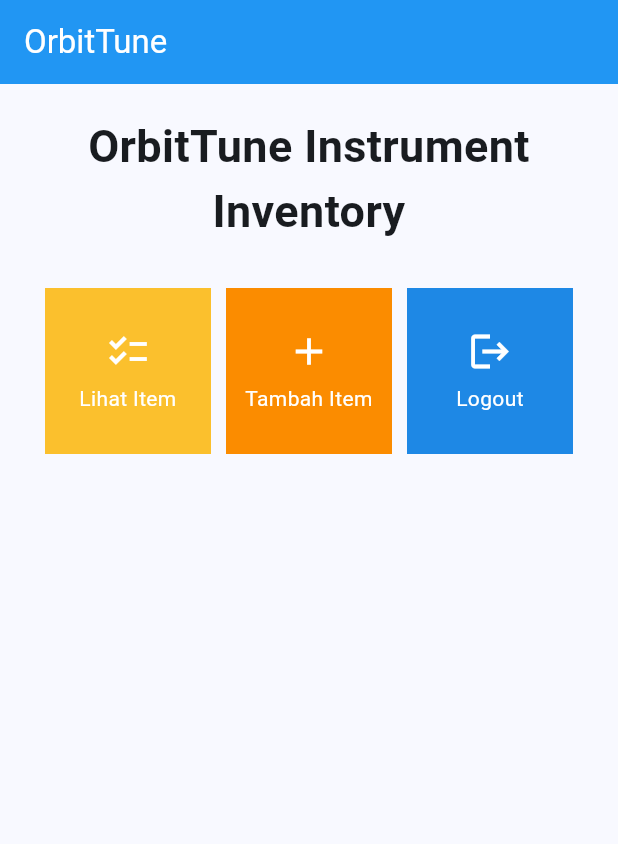
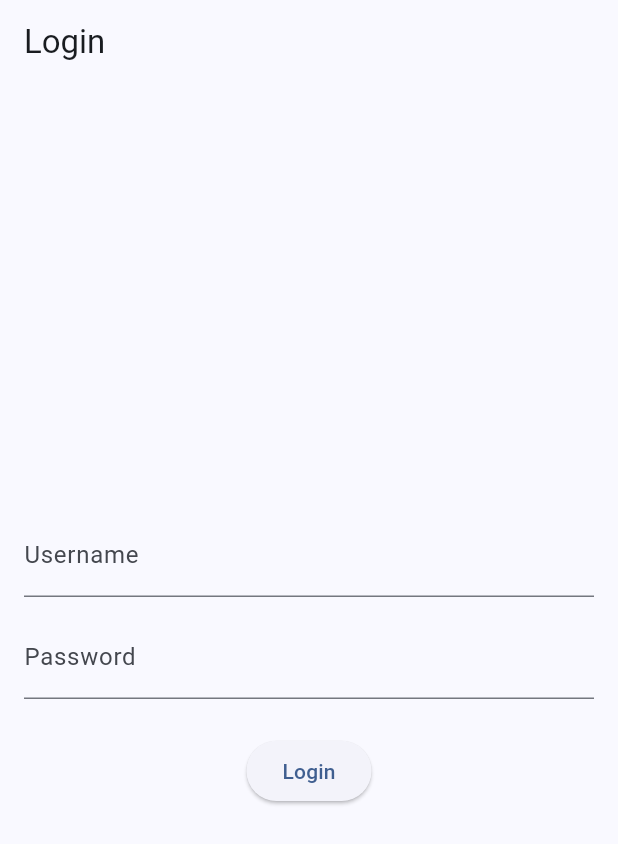
Before and after one commit to bulanath/orbit-tune-mobile, a Flutter app: the screen it shows after launch, on a phone screen of 412 x 824 dp. Shown: the top 844 px of the screen. Run offline on Flutter 3.47's test engine with Material 2 defaults, Android fonts, the light colour scheme and no system bars; missing offline and left inert: pbp_django_auth.

Commit message:
feat: integrate to Django and add auth to app

```diff
--- a/lib/main.dart
+++ b/lib/main.dart
@@ -1,5 +1,7 @@
 import 'package:flutter/material.dart';
-import 'package:orbit_tune/screens/menu.dart';
+import 'package:provider/provider.dart';
+import 'package:pbp_django_auth/pbp_django_auth.dart';
+import 'package:orbit_tune/screens/login.dart';
 
 void main() {
   runApp(const MyApp());
@@ -11,28 +13,18 @@
   // This widget is the root of your application.
   @override
   Widget build(BuildContext context) {
+    return Provider(create: (_) {
+      CookieRequest request = CookieRequest();
+      return request;
+    }, builder: (context, child) {
       return MaterialApp(
         title: 'OrbitTune',
         theme: ThemeData(
-        // This is the theme of your application.
-        //
-        // TRY THIS: Try running your application with "flutter run". You'll see
-        // the application has a blue toolbar. Then, without quitting the app,
-        // try changing the seedColor in the colorScheme below to Colors.green
-        // and then invoke "hot reload" (save your changes or press the "hot
-        // reload" button in a Flutter-supported IDE, or press "r" if you used
-        // the command line to start the app).
-        //
-        // Notice that the counter didn't reset back to zero; the application
-        // state is not lost during the reload. To reset the state, use hot
-        // restart instead.
-        //
-        // This works for code too, not just values: Most code changes can be
-        // tested with just a hot reload.
-        colorScheme: ColorScheme.fromSeed(seedColor: Colors.blue),
+          colorScheme: ColorScheme.fromSeed(seedColor: Colors.blue.shade800),
           useMaterial3: true,
         ),
-      home: MyHomePage(),
+        home: const LoginPage(),
       );
+    });
   }
 }
--- /dev/null
+++ b/lib/screens/login.dart
@@ -0,0 +1,95 @@
+import 'package:orbit_tune/screens/menu.dart';
+import 'package:flutter/material.dart';
+import 'package:pbp_django_auth/pbp_django_auth.dart';
+import 'package:provider/provider.dart';
+
+class LoginPage extends StatefulWidget {
+  const LoginPage({super.key});
+
+  @override
+  _LoginPageState createState() => _LoginPageState();
+}
+
+class _LoginPageState extends State<LoginPage> {
+  final TextEditingController _usernameController = TextEditingController();
+  final TextEditingController _passwordController = TextEditingController();
+
+  @override
+  Widget build(BuildContext context) {
+    final request = context.watch<CookieRequest>();
+    return Scaffold(
+      appBar: AppBar(
+        title: const Text('Login'),
+      ),
+      body: Container(
+        padding: const EdgeInsets.all(16.0),
+        child: Column(
+          mainAxisAlignment: MainAxisAlignment.center,
+          children: [
+            TextField(
+              controller: _usernameController,
+              decoration: const InputDecoration(
+                labelText: 'Username',
+              ),
+            ),
+            const SizedBox(height: 12.0),
+            TextField(
+              controller: _passwordController,
+              decoration: const InputDecoration(
+                labelText: 'Password',
+              ),
+              obscureText: true,
+            ),
+            const SizedBox(height: 24.0),
+            ElevatedButton(
+              onPressed: () async {
+                String username = _usernameController.text;
+                String password = _passwordController.text;
+
+                // Cek kredensial
+                // Ganti URL dan jangan lupa tambahkan trailing slash (/) di akhir URL!
+                // Untuk menyambungkan Android emulator dengan Django pada localhost,
+                // gunakan URL http://10.0.2.2/
+                final response =
+                    await request.login("https://bulan-athaillah-tugas.pbp.cs.ui.ac.id/auth/login/", {
+                  'username': username,
+                  'password': password,
+                });
+
+                if (request.loggedIn) {
+                  String message = response['message'];
+                  String uname = response['username'];
+                  Navigator.pushReplacement(
+                    context,
+                    MaterialPageRoute(builder: (context) => MyHomePage()),
+                  );
+                  ScaffoldMessenger.of(context)
+                    ..hideCurrentSnackBar()
+                    ..showSnackBar(SnackBar(
+                        content: Text("$message Selamat datang, $uname.")));
+                } else {
+                  showDialog(
+                    context: context,
+                    builder: (context) => AlertDialog(
+                      title: const Text('Login Gagal'),
+                      content: Text(response['message']),
+                      actions: [
+                        TextButton(
+                          child: const Text('OK'),
+                          onPressed: () {
+                            Navigator.pop(context);
+                          },
+                        ),
+                      ],
+                    ),
+                  );
+                }
+              },
+              child: const Text('Login'),
+            ),
+          ],
+        ),
+      ),
+    );
+  }
+}
--- a/lib/screens/menu.dart
+++ b/lib/screens/menu.dart
@@ -26,7 +26,7 @@
         title: const Text(
           'OrbitTune',
         ),
-        backgroundColor: Colors.blue,
+        backgroundColor: Colors.blue.shade800,
         foregroundColor: Colors.white,
       ),
       body: SingleChildScrollView(
--- a/pubspec.yaml
+++ b/pubspec.yaml
@@ -35,6 +35,9 @@
   # The following adds the Cupertino Icons font to your application.
   # Use with the CupertinoIcons class for iOS style icons.
   cupertino_icons: ^1.0.2
+  provider: ^6.1.1
+  pbp_django_auth: ^0.4.0
+  http: ^1.1.0
 
 dev_dependencies:
   flutter_test:
```
Also changed, not shown: lib/models/item.dart (+65 -11 lines), lib/screens/itemlist_form.dart (+39 -37 lines), lib/screens/list_item.dart (+85 -53 lines), lib/widgets/item_card.dart (+26 -7 lines), lib/widgets/left_drawer.dart (+3 -4 lines), pubspec.lock, 2 other files. Lines whose indentation alone changed are shown as unchanged.
